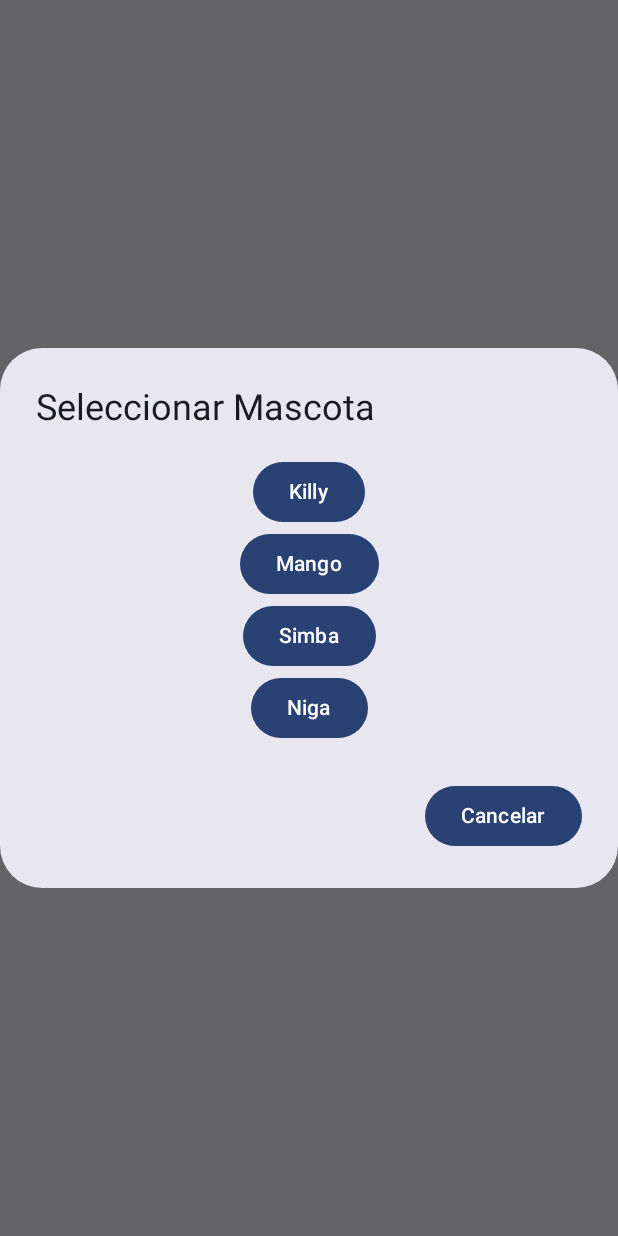
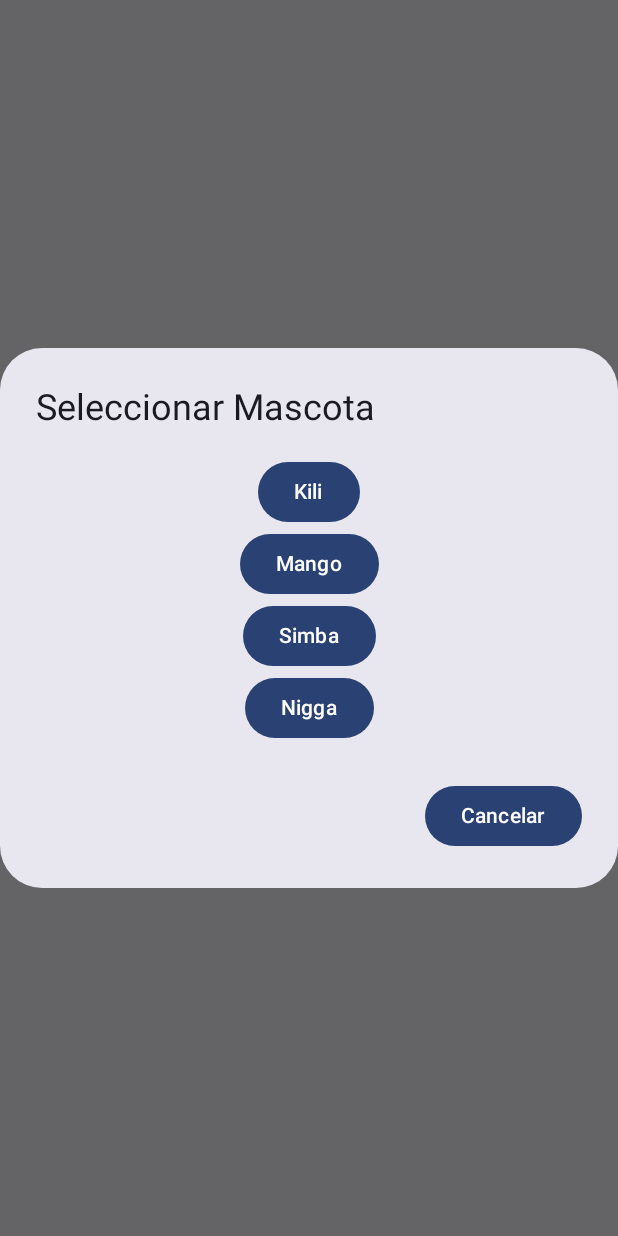
Before and after one commit to gdbogdan/apps2_practica, an Android app built with Jetpack Compose: the composable Mascota shown on its own in the app's theme, after a tap on "Añadir Mascota", on a phone screen of 412 x 824 dp. Run offline under Robolectric (Android 15) with nearby library versions, the phone set to English and light mode, and no system bars.

Commit message:
algunas mejoras

```diff
--- a/app/src/main/java/com/example/inpath/screens/Mascota.kt
+++ b/app/src/main/java/com/example/inpath/screens/Mascota.kt
@@ -1,5 +1,14 @@
 package com.example.inpath.screens
 
+import android.Manifest
+import android.content.Intent
+import android.content.pm.PackageManager
+import android.net.Uri
+import android.os.Build
+import android.provider.Settings
+import androidx.activity.compose.rememberLauncherForActivityResult
+import androidx.activity.result.contract.ActivityResultContracts
+import androidx.annotation.RequiresApi
 import androidx.compose.foundation.layout.Arrangement
 import androidx.compose.foundation.layout.Column
 import androidx.compose.foundation.layout.Row
@@ -8,26 +17,67 @@ import androidx.compose.foundation.layout.fillMaxWidth
 import androidx.compose.foundation.layout.padding
 import androidx.compose.material3.AlertDialog
 import androidx.compose.material3.Button
+import androidx.compose.material3.SnackbarHostState
+import androidx.compose.material3.SnackbarResult
 import androidx.compose.material3.Text
-import androidx.compose.runtime.Composable
-import androidx.compose.runtime.getValue
-import androidx.compose.runtime.mutableStateOf
-import androidx.compose.runtime.remember
-import androidx.compose.runtime.saveable.rememberSaveable
-import androidx.compose.runtime.setValue
+import androidx.compose.runtime.*
 import androidx.compose.ui.Alignment
 import androidx.compose.ui.Modifier
+import androidx.compose.ui.platform.LocalContext
 import androidx.compose.ui.res.stringResource
 import androidx.compose.ui.unit.dp
 import androidx.compose.ui.window.DialogProperties
+import androidx.core.content.ContextCompat
+import androidx.lifecycle.viewmodel.compose.viewModel
 import androidx.navigation.NavController
-import androidx.lifecycle.viewmodel.compose.viewModel
 import com.example.inpath.R
+import kotlinx.coroutines.launch
 
+@RequiresApi(Build.VERSION_CODES.Q)
 @Composable
-fun Mascota(navController: NavController, viewModel: MascotaViewModel = viewModel()) {
+fun Mascota(navController: NavController, viewModel: MascotaViewModel = viewModel(), snackbarHostState: SnackbarHostState) {
     var mostrarMenu by remember { mutableStateOf(false) }
-    var mascotaSeleccionada by rememberSaveable { mutableStateOf(viewModel.mascotaSeleccionada) }
+    val context = LocalContext.current
+    val scope = rememberCoroutineScope()
+
+    // Lista de permisos necesarios
+    val permisosUbicacion = arrayOf(
+        Manifest.permission.ACCESS_FINE_LOCATION,
+        Manifest.permission.ACCESS_COARSE_LOCATION,
+        Manifest.permission.ACCESS_BACKGROUND_LOCATION
+    )
+
+    // Launcher para solicitar permisos
+    val permisosLauncher = rememberLauncherForActivityResult(
+        contract = ActivityResultContracts.RequestMultiplePermissions()
+    ) { permisos ->
+        val todosConcedidos = permisos.values.all { it }
+        viewModel.verificarPermisosYActualizar(todosConcedidos)
+
+        if (!todosConcedidos) {
+            scope.launch {
+                val resultadoSnackbar = snackbarHostState.showSnackbar(
+                    message = context.getString(R.string.permisos_ubicacion_denegados),
+                    actionLabel = context.getString(R.string.configuracion)
+                )
+                if (resultadoSnackbar == SnackbarResult.ActionPerformed) {
+                    val intent = Intent(Settings.ACTION_APPLICATION_DETAILS_SETTINGS).apply {
+                        data = Uri.fromParts("package", context.packageName, null)
+                    }
+                    context.startActivity(intent)
+                }
+            }
+        }
+    }
+
+    // Verifica permisos después de regresar de configuración
+    fun verificarPermisos(): Boolean {
+        return permisosUbicacion.all {
+            ContextCompat.checkSelfPermission(context, it) == PackageManager.PERMISSION_GRANTED
+        }.also { permisosOk ->
+            viewModel.verificarPermisosYActualizar(permisosOk)
+        }
+    }
 
     Column(
         modifier = Modifier
@@ -43,12 +93,32 @@ fun Mascota(navController: NavController, viewModel: MascotaViewModel = viewMode
                 horizontalArrangement = Arrangement.spacedBy(8.dp)
             ) {
                 Text(viewModel.mascotaSeleccionada!!)
-                Button(onClick = { viewModel.eliminarMascota() }) {
+                Button(onClick = {
+                    viewModel.eliminarMascota()
+                    scope.launch {
+                        val resultadoSnackbar = snackbarHostState.showSnackbar(
+                            message = context.getString(R.string.permisos_retirar_mensaje),
+                            actionLabel = context.getString(R.string.configuracion)
+                        )
+                        if (resultadoSnackbar == SnackbarResult.ActionPerformed) {
+                            val intent = Intent(Settings.ACTION_APPLICATION_DETAILS_SETTINGS).apply {
+                                data = Uri.fromParts("package", context.packageName, null)
+                            }
+                            context.startActivity(intent)
+                        }
+                    }
+                }) {
                     Text(stringResource(R.string.eliminar))
                 }
             }
         } else {
-            Button(onClick = { mostrarMenu = true }) {
+            Button(onClick = {
+                if (verificarPermisos()) {
+                    mostrarMenu = true
+                } else {
+                    permisosLauncher.launch(permisosUbicacion)
+                }
+            }) {
                 Text(stringResource(R.string.add_mascota))
             }
         }
@@ -65,9 +135,12 @@ fun Mascota(navController: NavController, viewModel: MascotaViewModel = viewMode
                 ) {
                     viewModel.obtenerMascotasDisponibles().forEach { nombre ->
                         Button(onClick = {
-                            mascotaSeleccionada = nombre
-                            viewModel.agregarMascota(nombre)
-                            mostrarMenu = false
+                            if (viewModel.permisosConcedidos) {
+                                viewModel.agregarMascota(nombre)
+                                mostrarMenu = false
+                            } else {
+                                permisosLauncher.launch(permisosUbicacion)
+                            }
                         }) {
                             Text(nombre)
                         }
--- a/app/src/main/java/com/example/inpath/screens/MascotaViewModel.kt
+++ b/app/src/main/java/com/example/inpath/screens/MascotaViewModel.kt
@@ -3,23 +3,33 @@ package com.example.inpath.screens
 import androidx.compose.runtime.mutableStateOf
 import androidx.lifecycle.ViewModel
 
-class MascotaViewModel: ViewModel() {
+class MascotaViewModel : ViewModel() {
     private val _mascotaSeleccionada = mutableStateOf<String?>(null)
     val mascotaSeleccionada: String?
         get() = _mascotaSeleccionada.value
 
+    private val _permisosConcedidos = mutableStateOf(false)
+    val permisosConcedidos: Boolean
+        get() = _permisosConcedidos.value
+
     fun agregarMascota(nombre: String) {
-        if (_mascotaSeleccionada.value == null) {
+        if (_mascotaSeleccionada.value == null && _permisosConcedidos.value) {
             _mascotaSeleccionada.value = nombre
         }
     }
 
     fun eliminarMascota() {
         _mascotaSeleccionada.value = null
+        _permisosConcedidos.value = false
     }
 
     fun obtenerMascotasDisponibles(): List<String> {
-        val nombresMascotas = listOf("Killy", "Mango", "Simba", "Niga")
+        val nombresMascotas = listOf("Kili", "Mango", "Simba", "Nigga")
         return nombresMascotas.filter { it != _mascotaSeleccionada.value }
     }
+
+    fun verificarPermisosYActualizar(estado: Boolean): Boolean {
+        _permisosConcedidos.value = estado
+        return estado
+    }
 }
--- a/app/src/main/res/values/strings.xml
+++ b/app/src/main/res/values/strings.xml
@@ -23,5 +23,7 @@
     <string name="seleccion_tipo_texto3">En este apartado, simularemos la configuración del collar de su mascota, es por este motivo, que sólo podrá seleccionar una mascota.</string>
     <string name="icono_del_propietario">Icono del propietario</string>
     <string name="icono_de_la_huella_de_la_mascota">Icono de la huella de la mascota</string>
-
+    <string name="permisos_ubicacion_denegados">Los permisos de ubicación son necesarios para el rastreo de mascotas.</string>
+    <string name="permisos_retirar_mensaje">Para completar la eliminación, por favor desactiva los permisos de ubicación en la configuración.</string>
+    <string name="configuracion">Configuración</string>
 </resources>
```
Also changed, not shown: app/src/main/AndroidManifest.xml (+12 -1 lines), app/src/main/java/com/example/inpath/MainActivity.kt (+7 -1 lines).
